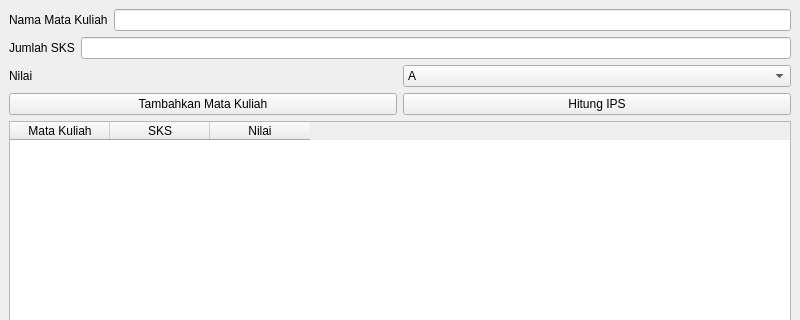
This is penghitungips.ui in rifqiraehan/fictional-octo-journey as Qt 5 draws it before an edit; both pictures show x 0 to 800 and y 0 to 320 of the 800 by 600 pixel window. The edited form follows.
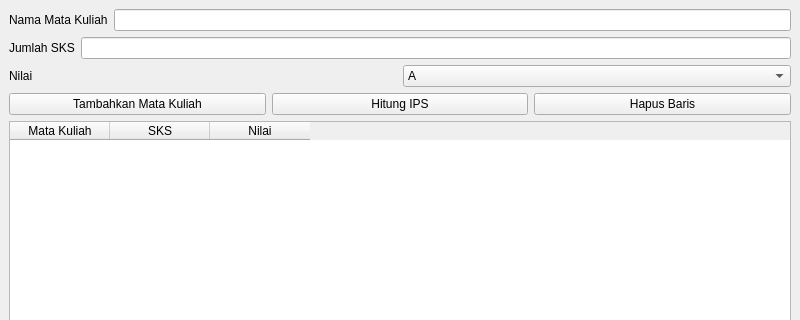
This is the edited form.

Commit message: Add feature: delete data row

Diff of the .ui file:
```diff
--- a/penghitungips.ui
+++ b/penghitungips.ui
@@ -109,6 +109,13 @@
         </property>
        </widget>
       </item>
+      <item>
+       <widget class="QPushButton" name="deleteButton">
+        <property name="text">
+         <string>Hapus Baris</string>
+        </property>
+       </widget>
+      </item>
      </layout>
     </item>
     <item>
```
The commit also changes 10 other files.
